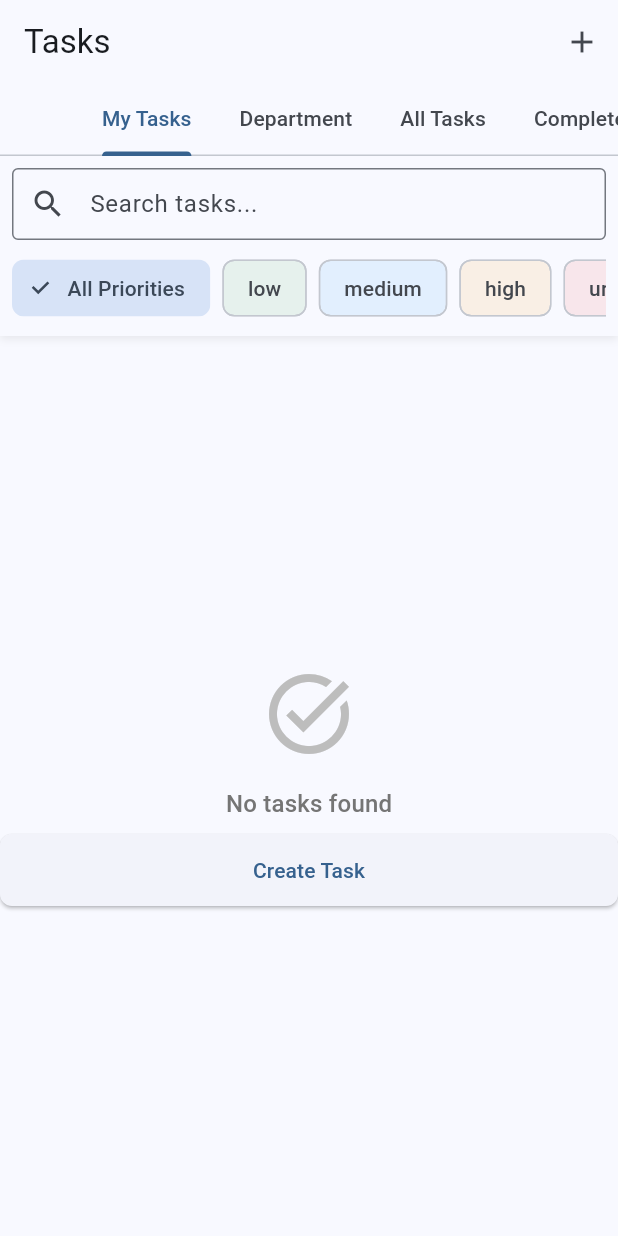
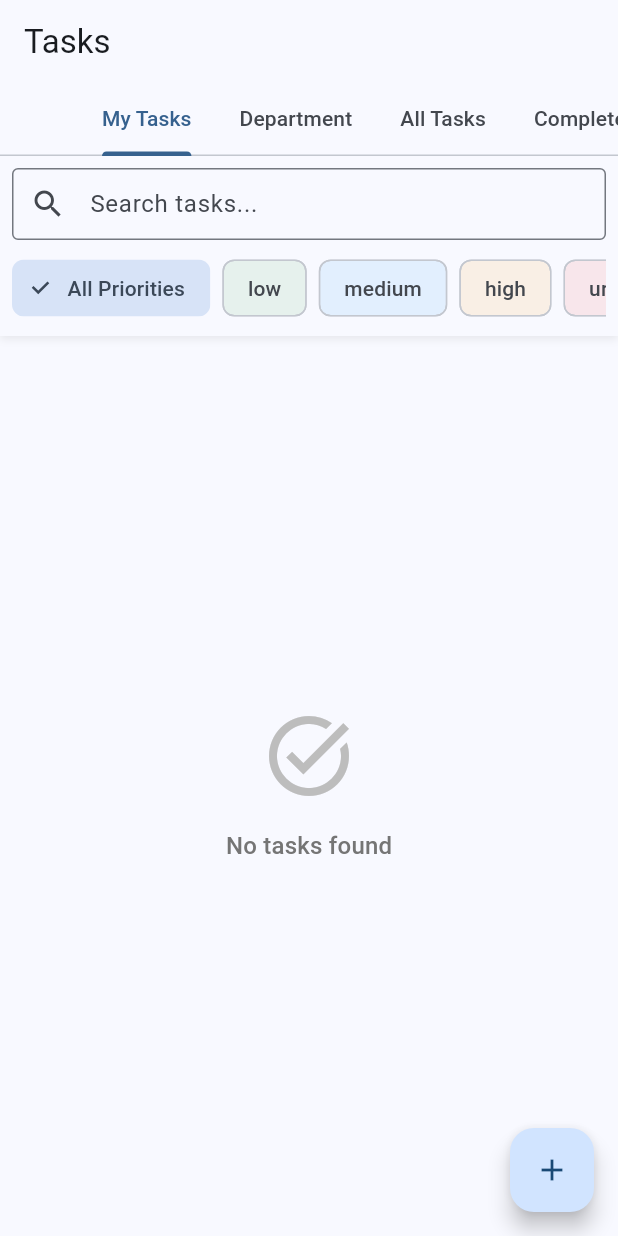
Before and after one commit to HarzaanHussain/cateredtoyou, a Flutter app: the TaskListScreen screen opened by its route, on a phone screen of 412 x 824 dp. Run offline on Flutter 3.47's test engine with Material 3 defaults, Android fonts, the phone set to English and light mode, and no system bars; our stand-ins replace cloud_firestore, firebase_auth, firebase_core, flutter_map, geolocator, go_router and 2 more; accounts and stored records are empty.

Commit message:
Change "create task" button on task list view into a bottom right floating circular plus button

```diff
--- a/lib/views/tasks/task_list_screen.dart
+++ b/lib/views/tasks/task_list_screen.dart
@@ -16,43 +16,42 @@ class TaskListScreen extends StatelessWidget {
   @override
   Widget build(BuildContext context) {
     return DefaultTabController(
-      length: 4, // Specifies the number of tabs.
+      length: 4,
       child: Scaffold(
         appBar: AppBar(
-          title: const Text('Tasks'), // Title of the AppBar.
+          title: const Text('Tasks'),
           bottom: const TabBar(
-            isScrollable: true, // Allows the tabs to be scrollable.
+            isScrollable: true,
             tabs: [
-              Tab(text: 'My Tasks'), // Tab for "My Tasks".
-              Tab(text: 'Department'), // Tab for "Department".
-              Tab(text: 'All Tasks'), // Tab for "All Tasks".
-              Tab(text: 'Completed'), // Tab for "Completed".
+              Tab(text: 'My Tasks'),
+              Tab(text: 'Department'),
+              Tab(text: 'All Tasks'),
+              Tab(text: 'Completed'),
             ],
           ),
-          actions: [
-            IconButton(
-              icon: const Icon(Icons.add), // Icon for adding a new task.
-              onPressed: () => Navigator.push(
-                context,
-                MaterialPageRoute(
-                  builder: (context) => const ManageTasksScreen(), // Navigates to the ManageTasksScreen.
-                ),
-              ),
-            ),
-          ],
         ),
         body: const TabBarView(
           children: [
-            _TaskList(listType: TaskListType.assigned), // Displays assigned tasks.
-            _TaskList(listType: TaskListType.department), // Displays department tasks.
-            _TaskList(listType: TaskListType.all), // Displays all tasks.
-            _TaskList(listType: TaskListType.completed), // Displays completed tasks.
+            _TaskList(listType: TaskListType.assigned),
+            _TaskList(listType: TaskListType.department),
+            _TaskList(listType: TaskListType.all),
+            _TaskList(listType: TaskListType.completed),
           ],
+        ),
+        floatingActionButton: FloatingActionButton(
+          onPressed: () => Navigator.push(
+            context,
+            MaterialPageRoute(
+              builder: (context) => const ManageTasksScreen(),
+            ),
+          ),
+          child: const Icon(Icons.add),
         ),
       ),
     );
   }
 }
+
 
 /// Enum representing different types of task lists.
 enum TaskListType { assigned, department, all, completed }
@@ -116,16 +115,6 @@ class _TaskListState extends State<_TaskList> {
                             style: Theme.of(context).textTheme.titleMedium?.copyWith(
                               color: Colors.grey[600],
                             ),
-                          ),
-                          const SizedBox(height: 8),
-                          ElevatedButton(
-                            onPressed: () => Navigator.push(
-                              context,
-                              MaterialPageRoute(
-                                builder: (context) => const ManageTasksScreen(), // Navigates to the ManageTasksScreen.
-                              ),
-                            ),
-                            child: const Text('Create Task'), // Button to create a new task.
                           ),
                         ],
                       ),
```
